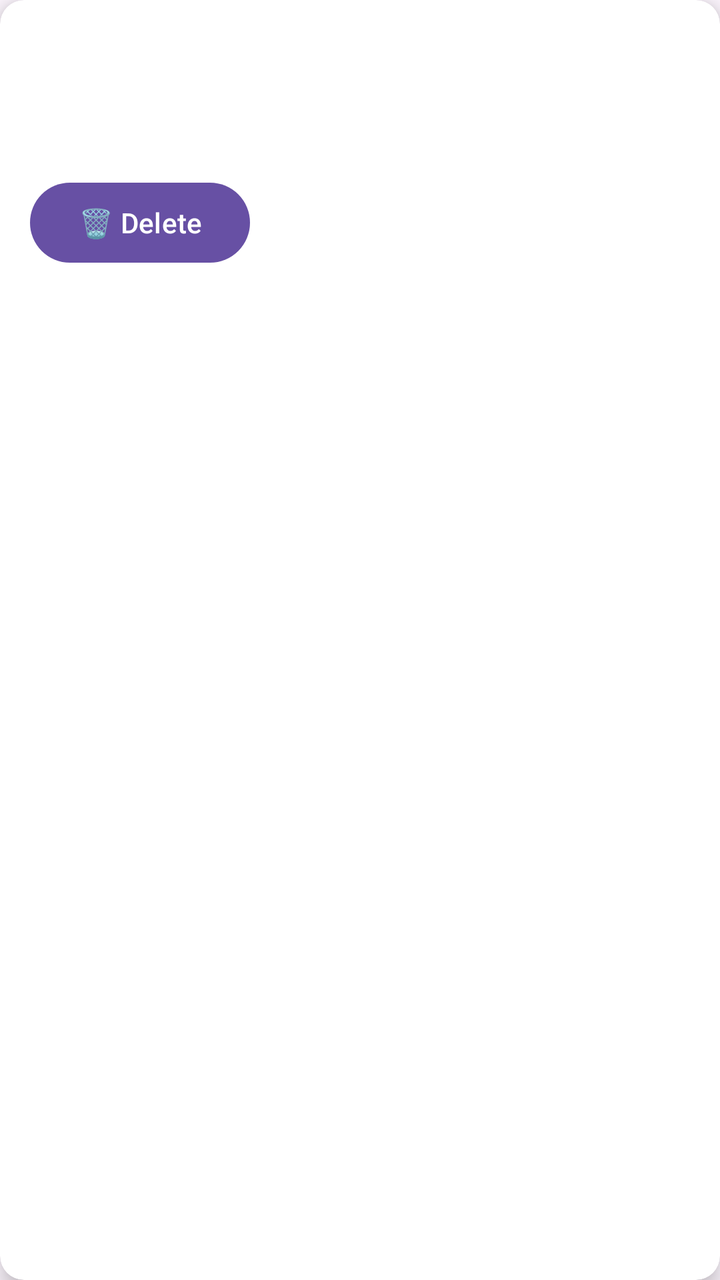
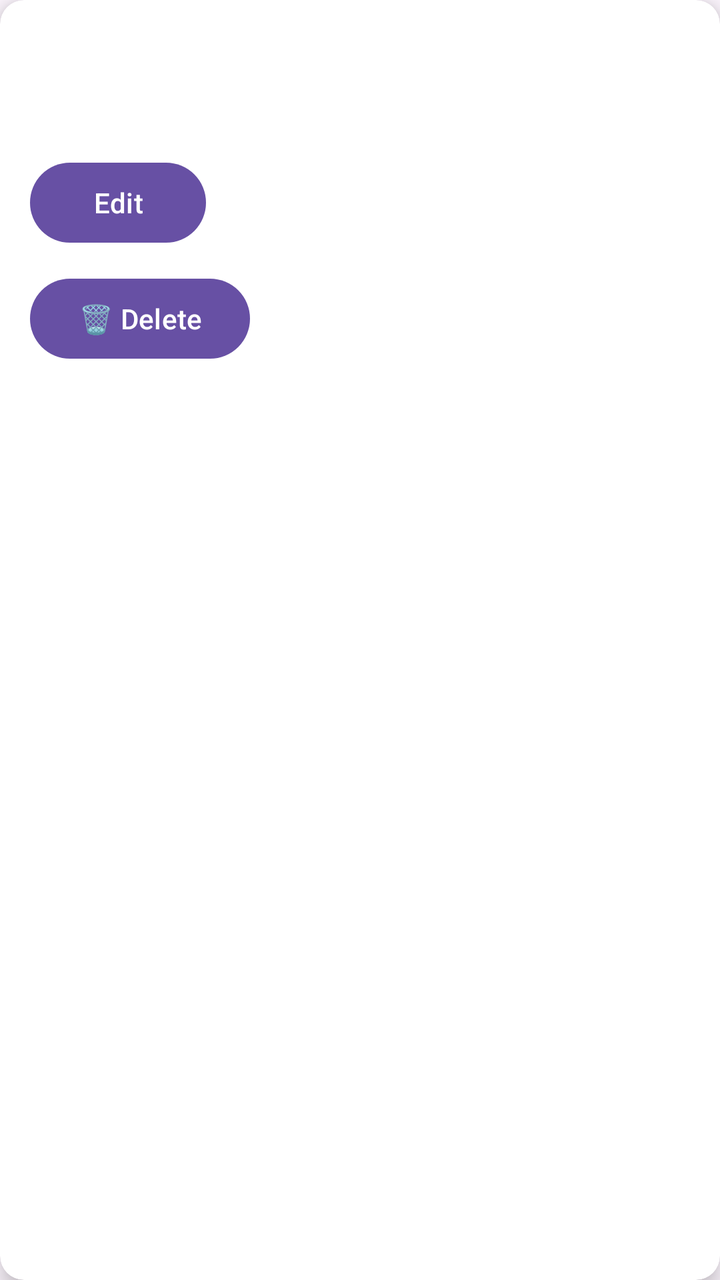

Before-and-after screenshots of an Android layout around one commit, followed by the original layout XML and the change that was made.
<!-- AndroidManifest.xml: application theme Theme.AITravelPlanner -->
<!-- res/layout/item_expense.xml -->
<?xml version="1.0" encoding="utf-8"?>
<androidx.cardview.widget.CardView
    xmlns:android="http://schemas.android.com/apk/res/android"
    xmlns:app="http://schemas.android.com/apk/res-auto"
    android:layout_width="match_parent"
    android:layout_height="wrap_content"
    android:layout_margin="8dp"
    app:cardCornerRadius="12dp"
    app:cardElevation="6dp">

    <LinearLayout
        android:layout_width="match_parent"
        android:layout_height="wrap_content"
        android:padding="15dp"
        android:orientation="vertical">

        <TextView
            android:id="@+id/tvExpenseName"
            android:layout_width="wrap_content"
            android:layout_height="wrap_content"
            android:textStyle="bold"
            android:textSize="18sp"/>

        <TextView
            android:id="@+id/tvCategory"
            android:layout_width="wrap_content"
            android:layout_height="wrap_content"/>

        <TextView
            android:id="@+id/tvAmount"
            android:layout_width="wrap_content"
            android:layout_height="wrap_content"
            android:textColor="#1976D2"
            android:textStyle="bold"/>
        <Button
            android:id="@+id/btnDelete"
            android:layout_width="wrap_content"
            android:layout_height="wrap_content"
            android:text="🗑 Delete"
            android:layout_marginTop="10dp"/>

    </LinearLayout>

</androidx.cardview.widget.CardView>
<!-- resources referenced by this layout -->
<resources>
  <style name="Theme.AITravelPlanner" parent="Base.Theme.AITravelPlanner" />
  <style name="Base.Theme.AITravelPlanner" parent="Theme.Material3.DayNight.NoActionBar">
          
          
      </style>
</resources>

<!-- the commit's change to res/layout/item_expense.xml (unified diff, before → after) -->
@@ -33,12 +33,18 @@
             android:textColor="#1976D2"
             android:textStyle="bold"/>
         <Button
+            android:id="@+id/btnEdit"
+            android:layout_width="wrap_content"
+            android:layout_height="wrap_content"
+            android:text="Edit"/>
+        <Button
             android:id="@+id/btnDelete"
             android:layout_width="wrap_content"
             android:layout_height="wrap_content"
             android:text="🗑 Delete"
             android:layout_marginTop="10dp"/>
 
+
     </LinearLayout>
 
 </androidx.cardview.widget.CardView>
